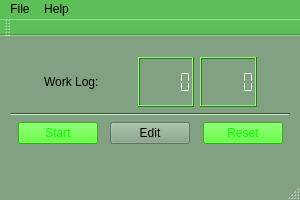
This is ui/puncher.ui in LuisFilipeDias/puncher as Qt 5 draws it before an edit. The edited form follows.
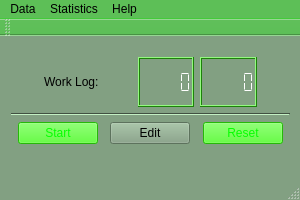
This is the edited form.

The edit to the form file:
```diff
--- a/ui/puncher.ui
+++ b/ui/puncher.ui
@@ -2773,7 +2773,7 @@
    </property>
    <widget class="QMenu" name="menuFile">
     <property name="title">
-     <string>File</string>
+     <string>Data</string>
     </property>
     <addaction name="actionCheck_Logs"/>
     <addaction name="actionCheck_Raw"/>
@@ -2781,12 +2781,20 @@
    </widget>
    <widget class="QMenu" name="menuNotes">
     <property name="title">
+     <string>Statistics</string>
+    </property>
+    <addaction name="actionWeekly"/>
+    <addaction name="actionMonthly"/>
+   </widget>
+   <widget class="QMenu" name="menuHelp">
+    <property name="title">
      <string>Help</string>
     </property>
     <addaction name="actionNotes"/>
    </widget>
    <addaction name="menuFile"/>
    <addaction name="menuNotes"/>
+   <addaction name="menuHelp"/>
   </widget>
   <widget class="QToolBar" name="mainToolBar">
    <property name="palette">
```
Left out of the diff: 20 changed lines with no effect on the pictures.
